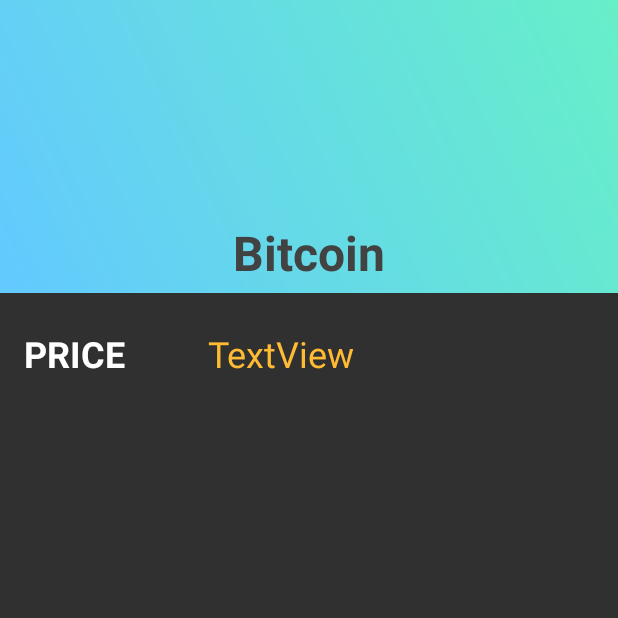
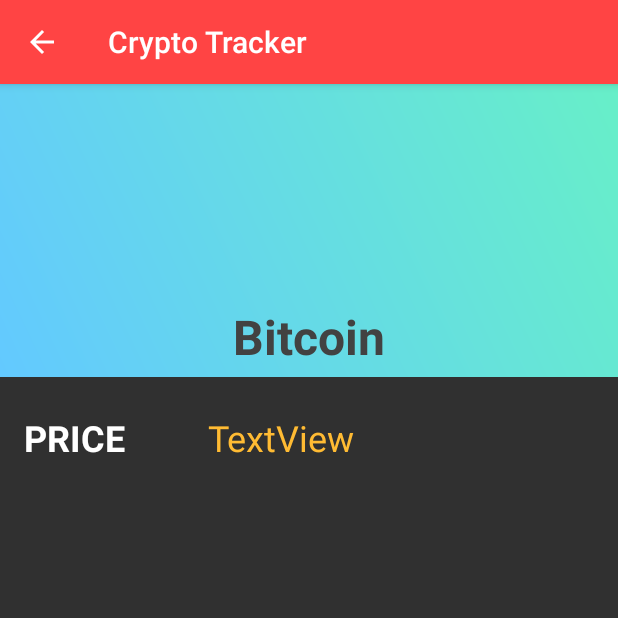
Before and after one commit to birandkoray/android-cryptotracker, an Android app: the DetailActivity screen opened directly, with no data from a screen before it, on a phone screen of 412 x 824 dp, the top half of it. Run offline under Robolectric (Android 15) with nearby library versions, the phone set to English and light mode, and no system bars; 6 statements that could not run were skipped.

Commit message:
toolbar added for detail page of crypto money

```diff
--- a/app/src/main/java/app/android/com/cryptotracker/DetailActivity.kt
+++ b/app/src/main/java/app/android/com/cryptotracker/DetailActivity.kt
@@ -22,10 +22,16 @@ class DetailActivity : AppCompatActivity() {
     override fun onCreate(savedInstanceState: Bundle?) {
         super.onCreate(savedInstanceState)
         setContentView(R.layout.activity_detail)
+        setSupportActionBar(findViewById(R.id.my_toolbar))
+        customizeSupportActionBar()
         drawLogo()
-        name.setText(item.name)
-        price.setText(item.price_usd.substring(0 , item.price_usd.indexOf('.') + 3) + '$')
+        customizeDetail()
+    }
 
+    private fun customizeSupportActionBar() {
+        supportActionBar!!.setDisplayHomeAsUpEnabled(true)
+        supportActionBar!!.setDisplayShowHomeEnabled(true)
+        supportActionBar!!.setTitle(item.name + " Detail")
     }
 
     private fun drawLogo() {
@@ -33,4 +39,9 @@ class DetailActivity : AppCompatActivity() {
         val drawable: Drawable? = ResourcesCompat.getDrawable(this.resources, resId, null)
         logo.setImageDrawable(drawable)
     }
+
+    private fun customizeDetail() {
+        name.setText(item.name)
+        price.setText(item.price_usd.substring(0 , item.price_usd.indexOf('.') + 3) + '$')
+    }
 }
--- a/app/src/main/res/layout/activity_detail.xml
+++ b/app/src/main/res/layout/activity_detail.xml
@@ -6,11 +6,20 @@
     xmlns:app="http://schemas.android.com/apk/res-auto"
     tools:context=".DetailActivity">
 
+    <android.support.v7.widget.Toolbar
+        android:id="@+id/my_toolbar"
+        android:layout_width="match_parent"
+        android:layout_height="wrap_content"
+        android:elevation="4dp"
+        android:background="@android:color/holo_red_light"
+        android:theme="@style/ThemeOverlay.AppCompat.Dark.ActionBar"></android.support.v7.widget.Toolbar>
+
     <RelativeLayout
         android:id="@+id/rlyt"
         android:layout_width="match_parent"
         android:layout_height="wrap_content"
         android:background="@drawable/grad"
+        app:layout_constraintTop_toBottomOf="@id/my_toolbar"
         >
 
         <RelativeLayout
```
